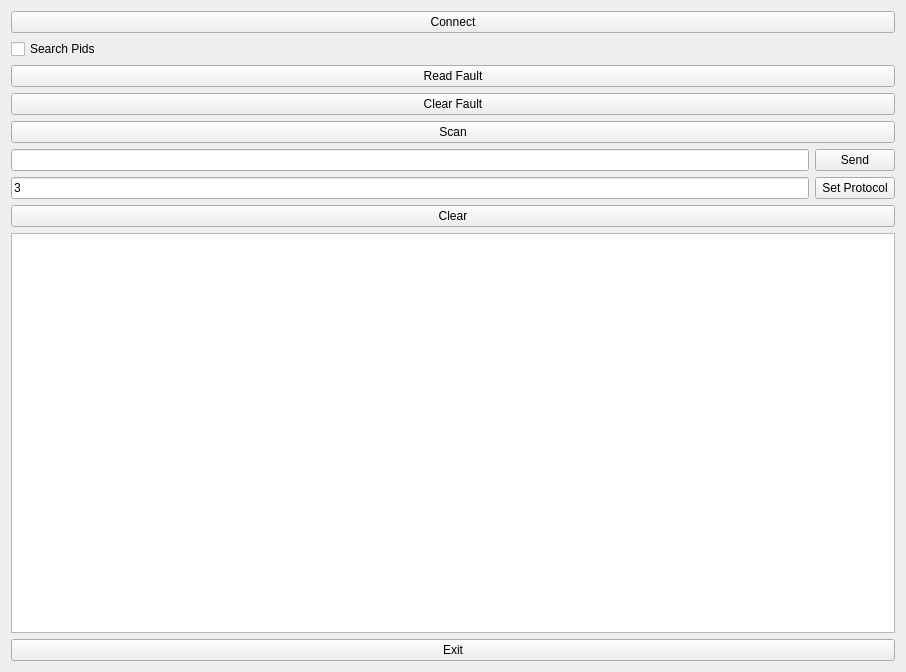
This is mainwindow.ui in takyonxxx/Elm327_Wifi_Obd2_Qt_Project as Qt 5 draws it before an edit. The edited form follows.
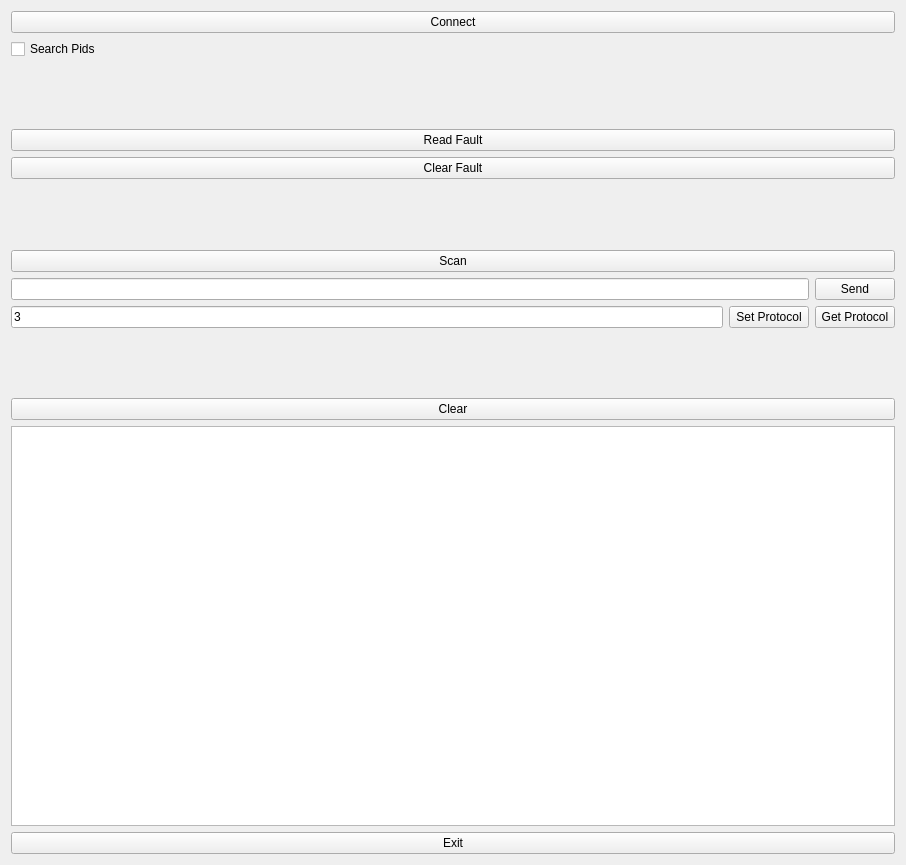
This is the edited form.

Commit message: GET PROTOCOL

```diff
--- a/mainwindow.ui
+++ b/mainwindow.ui
@@ -7,7 +7,7 @@
     <x>0</x>
     <y>0</y>
     <width>906</width>
-    <height>657</height>
+    <height>865</height>
    </rect>
   </property>
   <property name="sizePolicy">
@@ -165,9 +165,6 @@
         </item>
         <item row="9" column="0">
          <layout class="QGridLayout" name="gridLayout_4">
-          <item row="0" column="0">
-           <widget class="QLineEdit" name="sendEdit"/>
-          </item>
           <item row="1" column="1">
            <widget class="QPushButton" name="pushSetProtocol">
             <property name="sizePolicy">
@@ -181,7 +178,30 @@
             </property>
            </widget>
           </item>
-          <item row="0" column="1">
+          <item row="1" column="0">
+           <widget class="QLineEdit" name="protocolEdit">
+            <property name="text">
+             <string>3</string>
+            </property>
+            <property name="alignment">
+             <set>Qt::AlignLeading|Qt::AlignLeft|Qt::AlignVCenter</set>
+            </property>
+           </widget>
+          </item>
+          <item row="1" column="2">
+           <widget class="QPushButton" name="pushGetProtocol">
+            <property name="sizePolicy">
+             <sizepolicy hsizetype="Preferred" vsizetype="Preferred">
+              <horstretch>0</horstretch>
+              <verstretch>0</verstretch>
+             </sizepolicy>
+            </property>
+            <property name="text">
+             <string>Get Protocol</string>
+            </property>
+           </widget>
+          </item>
+          <item row="0" column="2">
            <widget class="QPushButton" name="pushSend">
             <property name="sizePolicy">
              <sizepolicy hsizetype="Preferred" vsizetype="Preferred">
@@ -200,15 +220,8 @@
             </property>
            </widget>
           </item>
-          <item row="1" column="0">
-           <widget class="QLineEdit" name="protocolEdit">
-            <property name="text">
-             <string>3</string>
-            </property>
-            <property name="alignment">
-             <set>Qt::AlignLeading|Qt::AlignLeft|Qt::AlignVCenter</set>
-            </property>
-           </widget>
+          <item row="0" column="0" colspan="2">
+           <widget class="QLineEdit" name="sendEdit"/>
           </item>
          </layout>
         </item>
```
The commit also changes 3 other files.
